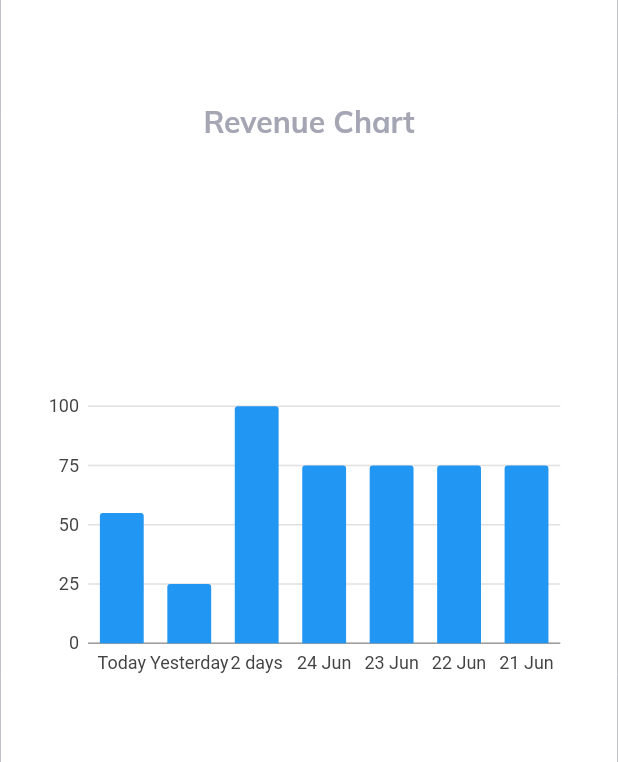
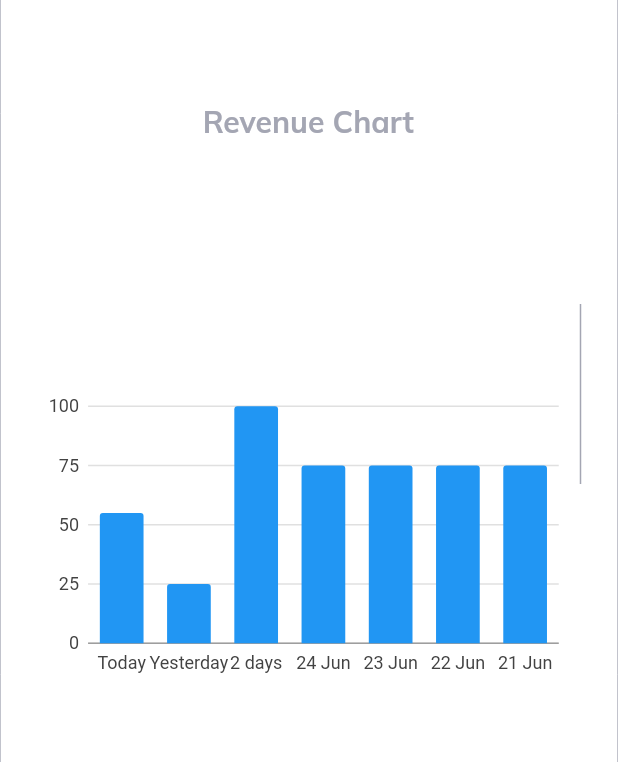
Before and after one commit to ERy03/Flutter-Web-Admin-Page, a Flutter app: the RevenueSectionLarge widget shown alone on an empty page, opened directly, on a phone screen of 412 x 824 dp. Shown: the part 224-986 px from the top of the screen. Run offline on Flutter 3.47's test engine with Material 2 defaults, Android fonts, the phone set to English and light mode, and no system bars; our stand-ins replace charts_flutter, get, google_fonts; missing offline and left inert: dart:html.

Commit message:
revenue section separator

```diff
--- a/lib/pages/overview/widgets/revenue_section_large.dart
+++ b/lib/pages/overview/widgets/revenue_section_large.dart
@@ -46,6 +46,11 @@ class RevenueSectionLarge extends StatelessWidget {
               ],
             ),
           ),
+          Container(
+            width: 1,
+            height: 120,
+            color: lightGrey,
+          ),
         ],
       ),
     );
```
